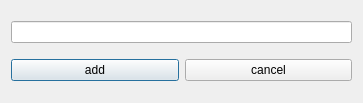
This is openqtmovie/view/addurldialog.ui in dependon/OpenQtPlayer as Qt 5 draws it before an edit. The edited form follows.
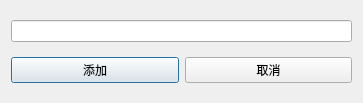
This is the edited form.

```diff
--- a/openqtmovie/view/addurldialog.ui
+++ b/openqtmovie/view/addurldialog.ui
@@ -22,14 +22,14 @@
      <item>
       <widget class="QPushButton" name="addBtn">
        <property name="text">
-        <string>add</string>
+        <string>添加</string>
        </property>
       </widget>
      </item>
      <item>
       <widget class="QPushButton" name="cancelBtn">
        <property name="text">
-        <string>cancel</string>
+        <string>取消</string>
        </property>
       </widget>
      </item>
```
